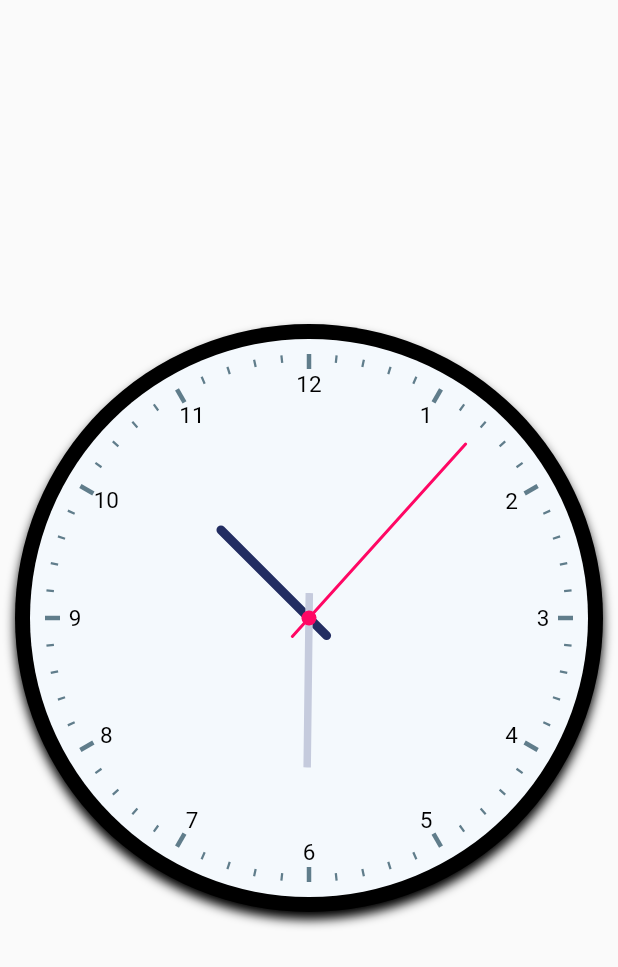
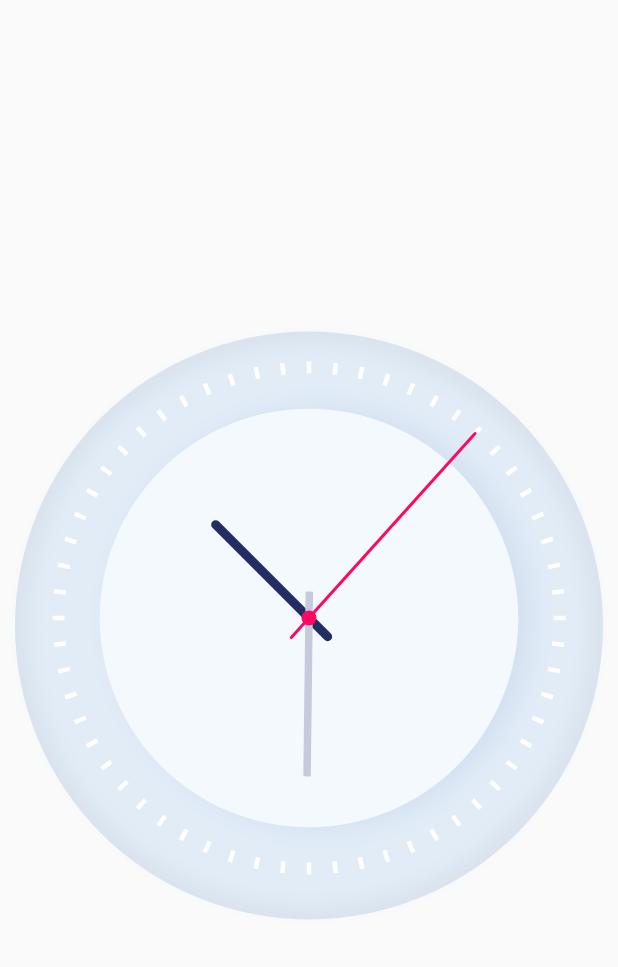
Before and after one commit to timmy-gzw/flutter_clock_app, a Flutter app: the screen it shows after launch, on a phone screen of 412 x 824 dp. Shown: the top 967 px of the screen. Run offline on Flutter 3.47's test engine with Material 2 defaults, Android fonts, the phone set to English and light mode, and no system bars.

Commit message:
change clock to my style end

```diff
--- a/lib/clock.dart
+++ b/lib/clock.dart
@@ -1,29 +1,27 @@
 import 'dart:async';
-import 'dart:math';
 
 import 'package:clock_app/clock_text.dart';
 import 'package:flutter/material.dart';
 import 'package:clock_app/clock_face.dart';
 
+import 'clock_dial_painter.dart';
+import 'clock_hands.dart';
+
 typedef TimeProducer = DateTime Function();
 
 class Clock extends StatefulWidget {
   final Color circleColor;
-  final bool showBellsAndLegs;
-  final Color bellColor;
-  final Color legColor;
+  final Color shadowColor;
+
   final ClockText clockText;
-  final bool showHourHandleHeartShape;
+
   final TimeProducer getCurrentTime;
   final Duration updateDuration;
 
   Clock(
-      {this.circleColor = Colors.black,
-      this.showBellsAndLegs = true,
-      this.bellColor = const Color(0xFF333333),
-      this.legColor = const Color(0xFF555555),
+      {this.circleColor = const Color(0xFFFFE1ECF7),
+      this.shadowColor = const Color(0xFFD9E2ED),
       this.clockText = ClockText.arabic,
-      this.showHourHandleHeartShape = false,
       this.getCurrentTime = getSystemTime,
       this.updateDuration = const Duration(seconds: 1)});
 
@@ -73,18 +71,33 @@ class _Clock extends State<Clock> {
       width: double.infinity,
       decoration: new BoxDecoration(
         shape: BoxShape.circle,
-        color: widget.circleColor,
+        color: Colors.transparent,
         boxShadow: [
           new BoxShadow(
-            offset: new Offset(0.0, 5.0),
-            blurRadius: 5.0,
-          )
+              offset: new Offset(0.0, 5.0),
+              blurRadius: 0.0,
+              color: widget.shadowColor),
+          BoxShadow(
+              offset: Offset(0.0, 5.0),
+              color: widget.circleColor,
+              blurRadius: 10.0,
+              spreadRadius: -8)
         ],
       ),
-      child: new ClockFace(
-        clockText: widget.clockText,
-        dateTime: dateTime,
-      ),
+      child: Stack(children: [
+        new ClockFace(
+          clockText: widget.clockText,
+          dateTime: dateTime,
+        ),
+        Container(
+          padding: EdgeInsets.all(25),
+          width: double.infinity,
+          child: new CustomPaint(
+            painter: new ClockDialPainter(clockText: widget.clockText),
+          ),
+        ),
+        new ClockHands(dateTime: dateTime),
+      ]),
     );
   }
 }
--- a/lib/clock_dial_painter.dart
+++ b/lib/clock_dial_painter.dart
@@ -15,6 +15,9 @@ class ClockDialPainter extends CustomPainter{
   final TextPainter textPainter;
   final TextStyle textStyle;
 
+  final double tickLength = 8.0;
+  final double tickWidth = 3.0;
+
   final romanNumeralList= [ 'XII','I', 'II', 'III', 'IV', 'V', 'VI', 'VII', 'VIII', 'IX', 'X', 'XI'];
 
   ClockDialPainter({this.clockText = ClockText.roman})
@@ -29,7 +32,7 @@ class ClockDialPainter extends CustomPainter{
           fontSize: 15.0,
         )
   {
-    tickPaint.color= Colors.blueGrey;
+    tickPaint.color= Colors.white;
   }
 
   @override
@@ -44,36 +47,11 @@ class ClockDialPainter extends CustomPainter{
     for (var i = 0; i< 60; i++ ) {
 
       //make the length and stroke of the tick marker longer and thicker depending
-      tickMarkLength = i % 5 == 0 ? hourTickMarkLength: minuteTickMarkLength;
-      tickPaint.strokeWidth= i % 5 == 0 ? hourTickMarkWidth : minuteTickMarkWidth;
+      tickMarkLength = tickLength;
+      tickPaint.strokeWidth= tickWidth;
       canvas.drawLine(
           new Offset(0.0, -radius), new Offset(0.0, -radius+tickMarkLength), tickPaint);
 
-
-      //draw the text
-      if (i%5==0){
-        canvas.save();
-        canvas.translate(0.0, -radius+20.0);
-
-        textPainter.text= new TextSpan(
-          text: this.clockText==ClockText.roman?
-          '${romanNumeralList[i~/5]}'
-              :'${i == 0 ? 12 : i~/5}'
-          ,
-          style: textStyle,
-        );
-
-        //helps make the text painted vertically
-        canvas.rotate(-angle*i);
-
-        textPainter.layout();
-
-
-        textPainter.paint(canvas, new Offset(-(textPainter.width/2), -(textPainter.height/2)));
-
-        canvas.restore();
-
-      }
 
       canvas.rotate(angle);
     }
--- a/lib/clock_face.dart
+++ b/lib/clock_face.dart
@@ -1,46 +1,35 @@
 import 'clock_text.dart';
 import 'package:flutter/material.dart';
-import 'clock_dial_painter.dart';
-import 'clock_hands.dart';
 
-class ClockFace extends StatelessWidget{
-
+class ClockFace extends StatelessWidget {
   final DateTime dateTime;
   final ClockText clockText;
 
-  ClockFace({this.clockText = ClockText.arabic,  this.dateTime});
+  ClockFace({this.clockText = ClockText.arabic, this.dateTime});
 
   @override
   Widget build(BuildContext context) {
-    return new Padding(
+    return Center(
+      child: new Padding(
         padding: const EdgeInsets.all(10.0),
         child: new AspectRatio(
-        aspectRatio: 1.0,
+          aspectRatio: 0.75,
           child: new Container(
             width: double.infinity,
             decoration: new BoxDecoration(
               shape: BoxShape.circle,
               color: Color(0xFFf4F9FD),
-          ),
-
-          child: new Stack(
-            children: <Widget>[
-              //dial and numbers
-              new Container(
-                width: double.infinity,
-                height: double.infinity,
-                padding: const EdgeInsets.all(10.0),
-                child:new CustomPaint(
-                  painter: new ClockDialPainter(clockText: clockText),
+              boxShadow: [
+                BoxShadow(
+                  offset: Offset(8.0, 0),
+                  blurRadius: 13,
+                  spreadRadius: 1,
+                  color: Color(0xffd3e0f0)
+                )
+              ]
             ),
           ),
-
-              new ClockHands(dateTime:dateTime),
-
-            ],
         ),
-        ),
-
       ),
     );
   }
--- a/lib/main.dart
+++ b/lib/main.dart
@@ -29,11 +29,7 @@ class AppClock extends StatelessWidget{
           children: <Widget>[
 
             new Clock(
-                circleColor: Colors.black,
-                showBellsAndLegs: false,
-                bellColor: Colors.green,
-                clockText: ClockText.arabic,
-                showHourHandleHeartShape: false,
+
             ),
           ],
         ),
```
Lines whose indentation alone changed are shown as unchanged.
